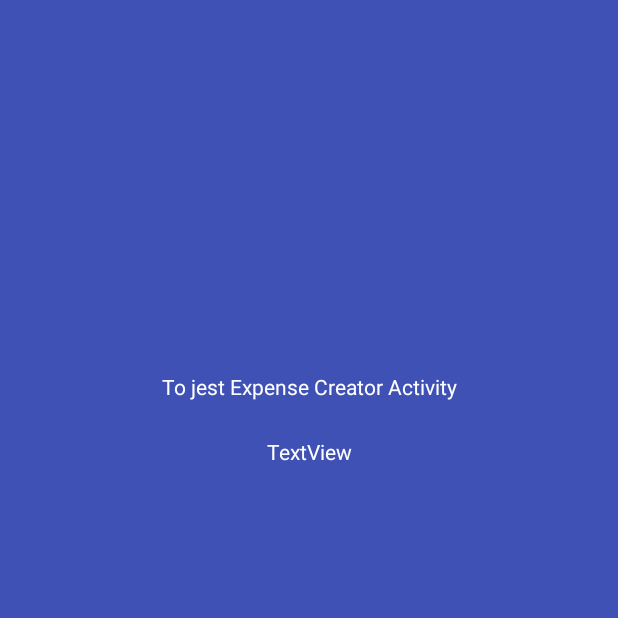
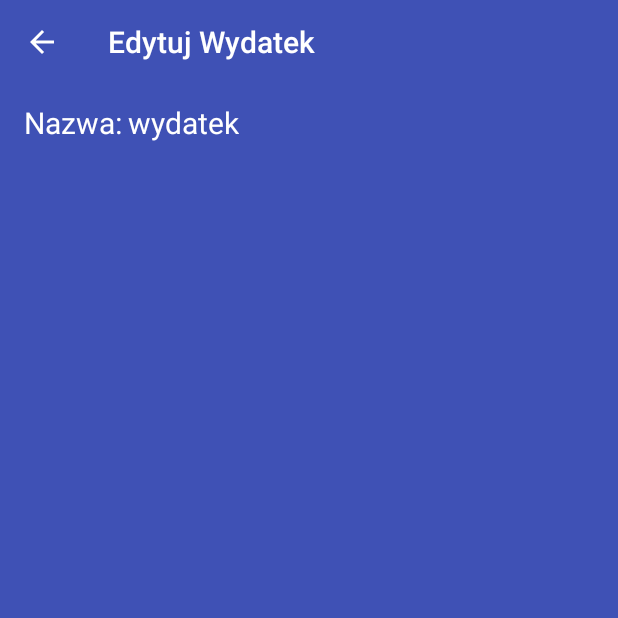
Before and after one commit to phaxi73/PodzialWydatkow, an Android app: the ExpenseCreatorActivity screen opened directly, with no data from a screen before it, on a phone screen of 412 x 824 dp, the top half of it. Run offline under Robolectric (Android 15) with nearby library versions, the phone set to English and light mode, and no system bars; our stand-ins replace Firebase (no records; nobody signed in at launch, a user with empty details on screens opened directly).

Commit message:
Changes to ExpenseCreator (receiving expense's name). Safe version.

```diff
--- a/app/src/main/java/com/example/bartek/podzialwydatkow/ExpenseCreatorActivity.java
+++ b/app/src/main/java/com/example/bartek/podzialwydatkow/ExpenseCreatorActivity.java
@@ -4,6 +4,7 @@ import android.support.v7.app.AppCompatActivity;
 import android.os.Bundle;
 import android.widget.Button;
 import android.widget.TextView;
+import android.widget.Toast;
 
 import com.google.firebase.auth.FirebaseAuth;
 import com.google.firebase.database.DataSnapshot;
@@ -13,6 +14,8 @@ import com.google.firebase.database.FirebaseDatabase;
 import com.google.firebase.database.ValueEventListener;
 
 public class ExpenseCreatorActivity extends AppCompatActivity {
+
+    private android.support.v7.widget.Toolbar mToolbar;
 
     private TextView mCreatorExpenseName;
 
@@ -27,6 +30,11 @@ public class ExpenseCreatorActivity extends AppCompatActivity {
         super.onCreate(savedInstanceState);
         setContentView(R.layout.activity_expense_creator);
 
+        mToolbar = (android.support.v7.widget.Toolbar) findViewById(R.id.expensecreator_toolbar);
+        setSupportActionBar(mToolbar);
+        getSupportActionBar().setTitle("Edytuj Wydatek");
+        getSupportActionBar().setDisplayHomeAsUpEnabled(true);
+
         mExpensesDatabase = FirebaseDatabase.getInstance().getReference().child("Expenses");
 
         mAuth = FirebaseAuth.getInstance();
@@ -34,37 +42,20 @@ public class ExpenseCreatorActivity extends AppCompatActivity {
 
 
         mCreatorExpenseName = (TextView) findViewById(R.id.creator_expense_name);
-        final String expensekey = getIntent().getStringExtra("expense");
+        final String expensekey = getIntent().getStringExtra("expensekey");
         final String user_id = getIntent().getStringExtra("user_id");
 
-        /*
-        mExpensesDatabase.addValueEventListener(new ValueEventListener() {
-            @Override
-            public void onDataChange(DataSnapshot dataSnapshot) {
-
-                String expensename = dataSnapshot.child("Expenses").child(mCurrent_user_id).child("expense").child(expensekey).child("expensename").toString();
-                mCreatorExpenseName.setText(expensename);
-            }
-
-            @Override
-            public void onCancelled(DatabaseError databaseError) {
-
-            }
-        });
-        */
 
         mExpensesDatabase.child(mCurrent_user_id).addListenerForSingleValueEvent(new ValueEventListener() {
             @Override
             public void onDataChange(DataSnapshot dataSnapshot) {
 
-                if(dataSnapshot.hasChild(user_id)){      //USER_ID CZY mCURRENTUSERID ????
+                if(dataSnapshot.hasChild("expense")){
 
-                    String expense_name = dataSnapshot.child("Expenses")
-                            .child(user_id)             //USER_ID CZY mCURRENTUSERID ????
+                    String expense_name = dataSnapshot
                             .child("expense")
                             .child(expensekey)
                             .child("expensename").getValue().toString();
-
 
                     mCreatorExpenseName.setText(expense_name);
 
@@ -75,6 +66,8 @@ public class ExpenseCreatorActivity extends AppCompatActivity {
             @Override
             public void onCancelled(DatabaseError databaseError) {
 
+                Toast.makeText(getApplicationContext(), "Wystąpił błąd", Toast.LENGTH_LONG).show();
+
             }
         });
 
--- a/app/src/main/java/com/example/bartek/podzialwydatkow/ExpensesFragment.java
+++ b/app/src/main/java/com/example/bartek/podzialwydatkow/ExpensesFragment.java
@@ -85,8 +85,8 @@ public class ExpensesFragment extends Fragment {
 
 
                 expensesViewHolder.setExpenseName(expenses.getExpensename());           //Bierze Expensename z klasy Expenses.java
-                expensesViewHolder.setExpenseKey(expenses.getExpensekey());
-                expensesViewHolder.setUser_id(expenses.getUser_id());
+                //expensesViewHolder.setExpenseKey(expenses.getExpensekey());
+                //expensesViewHolder.setUser_id(expenses.getUser_id());
 
                 final String expensename = getRef(position).getKey();
                 final String expensekey = getRef(position).getKey();
@@ -98,7 +98,7 @@ public class ExpensesFragment extends Fragment {
 
                         Intent expensecreator_intent = new Intent(getActivity(), ExpenseCreatorActivity.class);
                         expensecreator_intent.putExtra("expensemame", expensename);
-                        expensecreator_intent.putExtra("expense", expensekey);
+                        expensecreator_intent.putExtra("expensekey", expensekey);
                         expensecreator_intent.putExtra("user_id", user_id);
                         startActivity(expensecreator_intent);
 
@@ -117,12 +117,14 @@ public class ExpensesFragment extends Fragment {
 
         View mView;                                                           //mView definiuje cały expenses_single_layout
 
+
         public ExpensesViewHolder(View itemView) {
             super(itemView);
 
             mView = itemView;
 
         }
+
 
         public void setExpenseName(String expensename){
 
--- a/app/src/main/java/com/example/bartek/podzialwydatkow/UsersActivity.java
+++ b/app/src/main/java/com/example/bartek/podzialwydatkow/UsersActivity.java
@@ -84,6 +84,8 @@ public class UsersActivity extends AppCompatActivity {
                 });
 
             }
+
+
         };
 
         mUsersList.setAdapter(firebaseRecyclerAdapter);
@@ -126,4 +128,6 @@ public class UsersActivity extends AppCompatActivity {
     }
 
 
+
+
 }
--- a/app/src/main/res/layout/activity_expense_adder.xml
+++ b/app/src/main/res/layout/activity_expense_adder.xml
@@ -43,7 +43,8 @@
             android:layout_height="wrap_content"
             android:hint="Nazwa wydatku"
             android:textColor="@color/white"
-            android:textColorHint="@color/white" />
+            android:textColorHint="@color/white"
+            android:digits="qwertyuiopasdfghjklzxcvbnm0123456789QWERTYUIOPASDFGHJKLZXCVBNMąążłóćśźęĄŻŁÓĆŚŹĘ "/>
 
     </android.support.design.widget.TextInputLayout>
 
--- a/app/src/main/res/layout/activity_expense_creator.xml
+++ b/app/src/main/res/layout/activity_expense_creator.xml
@@ -7,28 +7,39 @@
     tools:context="com.example.bartek.podzialwydatkow.ExpenseCreatorActivity"
     android:background="@color/colorPrimary">
 
-    <TextView
-        android:id="@+id/textView2"
-        android:layout_width="wrap_content"
-        android:layout_height="wrap_content"
-        android:layout_marginTop="248dp"
-        android:text="To jest Expense Creator Activity"
-        app:layout_constraintHorizontal_bias="0.502"
+    <include
+        android:id="@+id/expensecreator_toolbar"
+        layout="@layout/app_bar_layout"
+        app:layout_constraintEnd_toEndOf="parent"
         app:layout_constraintLeft_toLeftOf="parent"
         app:layout_constraintRight_toRightOf="parent"
-        app:layout_constraintTop_toTopOf="parent"
-        android:textColor="@color/white"/>
+        app:layout_constraintStart_toStartOf="parent"
+        app:layout_constraintTop_toTopOf="parent" />
 
     <TextView
         android:id="@+id/creator_expense_name"
         android:layout_width="wrap_content"
         android:layout_height="wrap_content"
-        android:layout_marginTop="24dp"
-        android:text="TextView"
+        android:layout_marginStart="4dp"
+        android:layout_marginTop="12dp"
+        android:text="wydatek"
+        android:textColor="@color/white"
+        android:textSize="20sp"
         app:layout_constraintLeft_toLeftOf="parent"
-        app:layout_constraintRight_toRightOf="parent"
-        app:layout_constraintTop_toBottomOf="@+id/textView2"
-        android:textColor="@color/white"/>
+        app:layout_constraintStart_toEndOf="@+id/textView2"
+        app:layout_constraintTop_toBottomOf="@+id/expensecreator_toolbar" />
+
+    <TextView
+        android:id="@+id/textView2"
+        android:layout_width="wrap_content"
+        android:layout_height="wrap_content"
+        android:layout_marginStart="16dp"
+        android:layout_marginTop="12dp"
+        android:text="@string/nazwa"
+        android:textColor="@color/white"
+        android:textSize="20sp"
+        app:layout_constraintLeft_toLeftOf="parent"
+        app:layout_constraintTop_toBottomOf="@+id/expensecreator_toolbar" />
 
 
 </android.support.constraint.ConstraintLayout>
--- a/app/src/main/res/values/strings.xml
+++ b/app/src/main/res/values/strings.xml
@@ -24,6 +24,8 @@
     <string name="zapro_do_znajomych">zaproś do znajomych</string>
     <string name="wydatek">Wydatek</string>
     <string name="dodaj_wydatek">DODAJ WYDATEK</string>
+    <string name="nazwa_wydatku">Nazwa wydatku:</string>
+    <string name="nazwa">Nazwa:</string>
 
 
 </resources>
```
